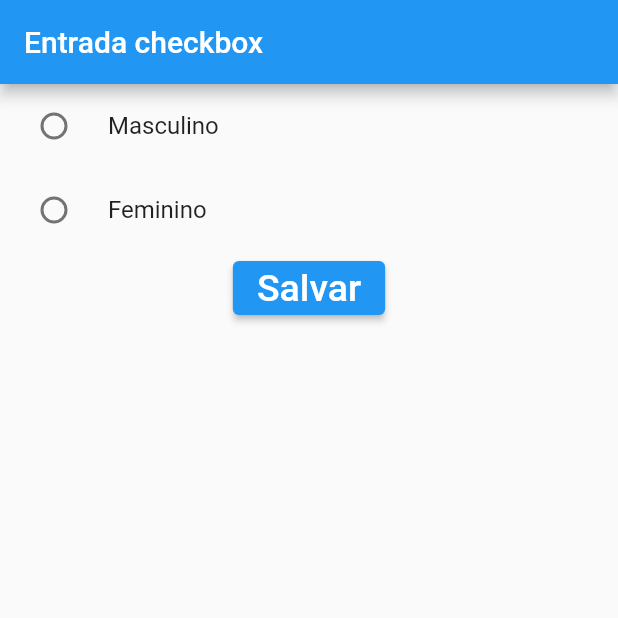
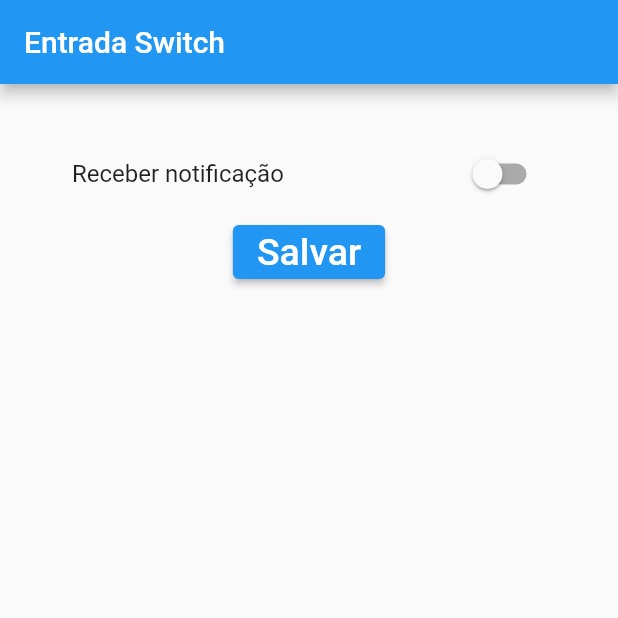
Before and after one commit to paulosales47/EstudoFlutter, a Flutter app: the screen it shows after launch, after a tap on "Salvar", on a phone screen of 412 x 824 dp, the top half of it. Run offline on Flutter 3.47's test engine with Material 2 defaults, Android fonts, the phone set to English and light mode, and no system bars.

Commit message:
Utilzando Switch

```diff
--- /dev/null
+++ b/lib/entrada_switch.dart
@@ -0,0 +1,42 @@
+import 'package:flutter/cupertino.dart';
+import 'package:flutter/material.dart';
+
+class EntradaSwitch extends StatefulWidget {
+  @override
+  _EntradaSwitchState createState() => _EntradaSwitchState();
+}
+
+class _EntradaSwitchState extends State<EntradaSwitch> {
+  bool _receberNotificacao = false;
+
+  @override
+  Widget build(BuildContext context) {
+    return Scaffold(
+      appBar: AppBar(
+        title: Text("Entrada Switch"),
+      ),
+      body: Container(
+        padding: EdgeInsets.all(32),
+        child: Column(
+          children: [
+            // Switch(value: _receberNotificacao, onChanged: (valor){
+            //   setState(() {
+            //     _receberNotificacao = valor;
+            //   });
+            // }),
+            // Text("Receber notificações")
+            SwitchListTile(
+              title: Text("Receber notificação"),
+              value: _receberNotificacao,
+              onChanged: (valor){setState(() { _receberNotificacao = valor; });
+            }),
+            ElevatedButton(onPressed: (){
+                print("Receber notificação: ${_receberNotificacao ? "Sim" : "Não"}");
+            }, child: Text("Salvar", style: TextStyle(fontSize: 25),))
+
+          ],
+        ),
+      ),
+    );
+  }
+}
--- a/lib/main.dart
+++ b/lib/main.dart
@@ -2,10 +2,11 @@ import 'package:flutter/cupertino.dart';
 import 'package:flutter/material.dart';
 import 'package:flutter_estudo/entrada_checkbox.dart';
 import 'package:flutter_estudo/entrada_radiobutton.dart';
+import 'package:flutter_estudo/entrada_switch.dart';
 
 void main(){
   runApp(MaterialApp(
     debugShowCheckedModeBanner: false,
-    home: EntradaRadioButton(),
+    home: EntradaSwitch(),
   ));
 }
```
